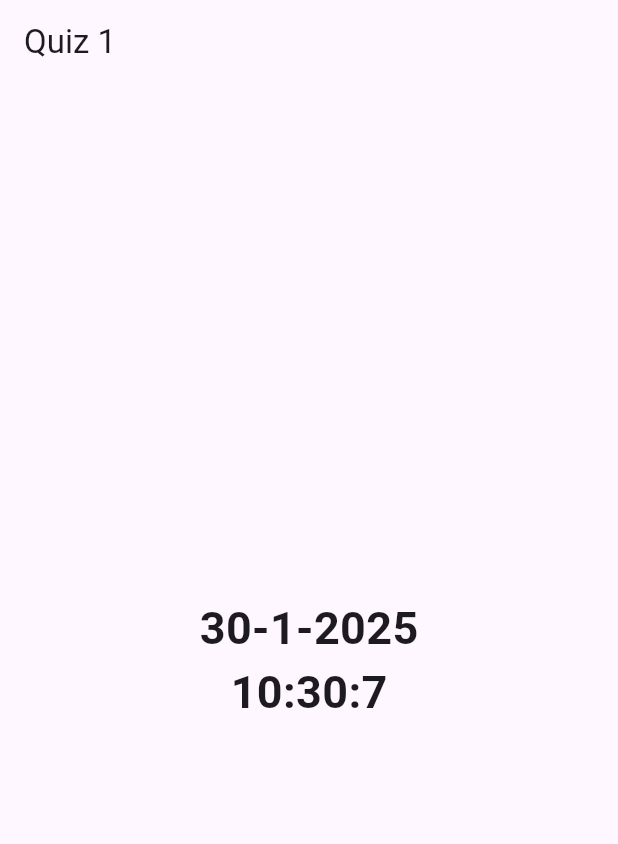
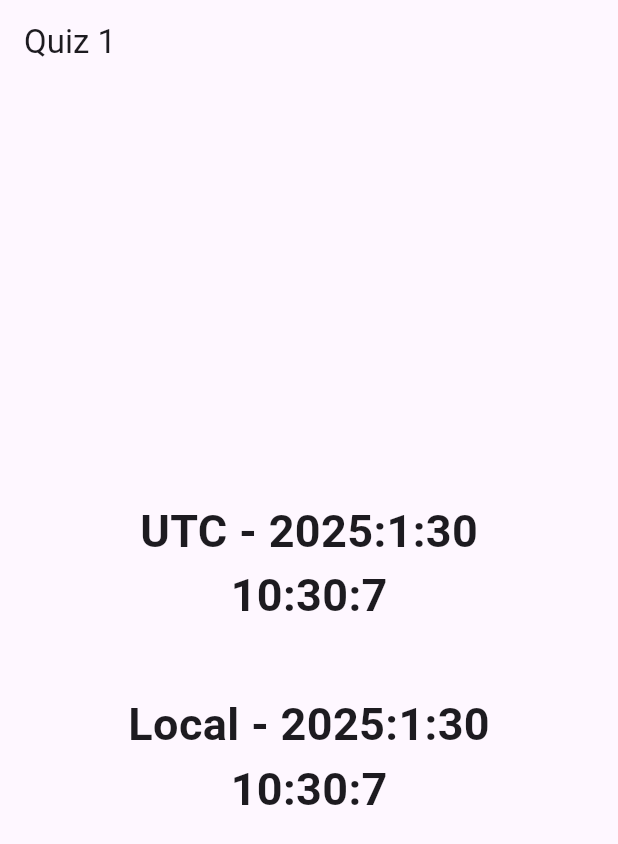
Before and after one commit to shashankssvi/MobileAppDev_202502, a Flutter app: the screen it shows after launch, on a phone screen of 412 x 824 dp. Shown: the top 844 px of the screen. Run offline on Flutter 3.47's test engine with Material 3 defaults, Android fonts, the phone set to English and light mode, and no system bars.

Commit message:
Both UTC time and Local time are shown

```diff
--- a/lib/screen3.dart
+++ b/lib/screen3.dart
@@ -25,6 +25,10 @@ class Datetime extends StatefulWidget {
 
 class _DatetimeState extends State<Datetime> {
 
+
+
+
+
   Stream st = Stream.periodic(Duration(seconds: 1));
   @override
   Widget build(BuildContext context) {
@@ -36,12 +40,18 @@ class _DatetimeState extends State<Datetime> {
         mainAxisAlignment: MainAxisAlignment.center,
         children: [
           Container(
-            child: Center(child: Text("${DateTime.now().day}-${DateTime.now().month}-${DateTime.now().year}",style: TextStyle(fontSize: 30,fontWeight: FontWeight.bold),)),
-          ),
-          Container(
               child: Center(
                 child: StreamBuilder(stream: st, builder: (context,snapshot){
-                  return Text("${DateTime.now().hour}:${DateTime.now().minute}:${DateTime.now().second}",style: TextStyle(fontSize: 30,fontWeight: FontWeight.bold),);
+                  DateTime dt1 = DateTime.now().toUtc();
+                  DateTime dt2 = DateTime.now();
+                  return Column(
+                    children: [
+                      Text("UTC - ${dt1.year}:${dt1.month}:${dt1.day}",style: TextStyle(fontSize: 30,fontWeight: FontWeight.bold),),
+                      Text("${dt1.hour}:${dt1.minute}:${dt1.second}\n",style: TextStyle(fontSize: 30,fontWeight: FontWeight.bold),),
+                      Text("Local - ${dt2.year}:${dt2.month}:${dt2.day}",style: TextStyle(fontSize: 30,fontWeight: FontWeight.bold),),
+                      Text("${dt2.hour}:${dt2.minute}:${dt2.second}",style: TextStyle(fontSize: 30,fontWeight: FontWeight.bold),),
+                    ],
+                  );
                 }),
               )
           )
```
